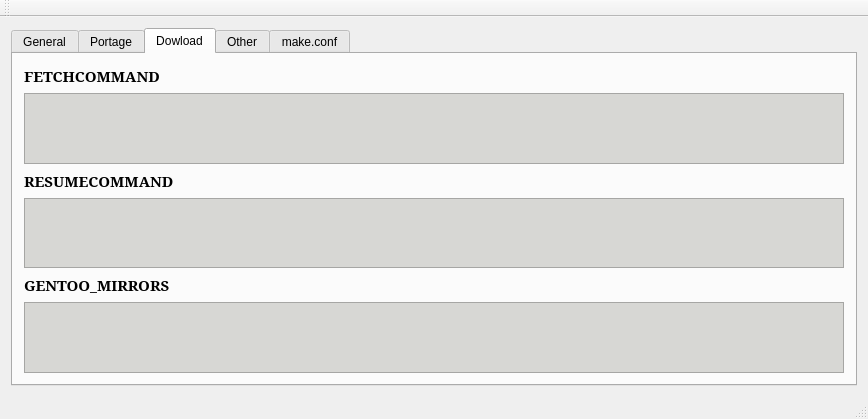
Qt form mainwindow.ui (maluta/visual-portage-config) before a commit.
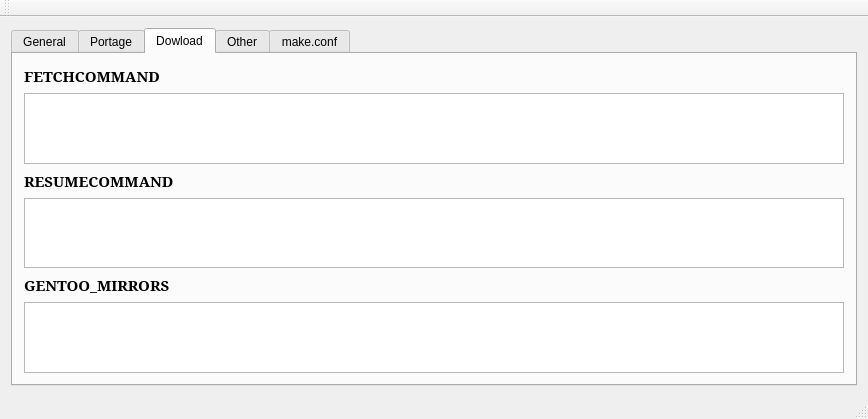
The same form after that commit. The open tabs and pages were chosen to show the change.

Commit message: Added a widget mapper to fill LineEdit's and TextEdit's. Now if you change any list content it will be updated on respective widget.

```diff
--- a/mainwindow.ui
+++ b/mainwindow.ui
@@ -697,11 +697,7 @@
          </widget>
         </item>
         <item>
-         <widget class="QPlainTextEdit" name="plainTextEdit_FETCHCOMMAND">
-          <property name="styleSheet">
-           <string notr="true">background-color: rgb(215, 215, 212);</string>
-          </property>
-         </widget>
+         <widget class="QTextEdit" name="textEdit_FETCHCOMMAND"/>
         </item>
         <item>
          <widget class="QLabel" name="label_13">
@@ -719,11 +715,7 @@
          </widget>
         </item>
         <item>
-         <widget class="QPlainTextEdit" name="plainTextEdit_RESUMECOMMAND">
-          <property name="styleSheet">
-           <string notr="true">background-color: rgb(215, 215, 212);</string>
-          </property>
-         </widget>
+         <widget class="QTextEdit" name="textEdit_RESUMECOMMAND"/>
         </item>
         <item>
          <widget class="QLabel" name="label_14">
@@ -741,11 +733,7 @@
          </widget>
         </item>
         <item>
-         <widget class="QPlainTextEdit" name="plainTextEdit_GENTOOMIRRORS">
-          <property name="styleSheet">
-           <string notr="true">background-color: rgb(215, 215, 212);</string>
-          </property>
-         </widget>
+         <widget class="QTextEdit" name="textEdit_GENTOOMIRRORS"/>
         </item>
        </layout>
       </widget>
```
Left out of the diff: 2 changed lines with no effect on the pictures. The commit also changes 2 other files.
